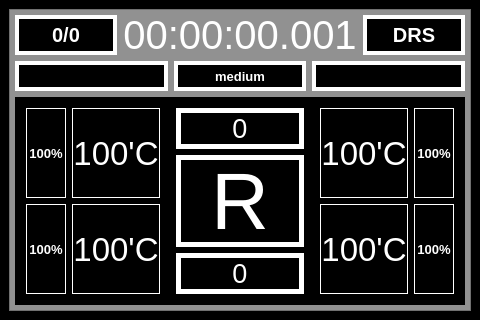
Above: View/pi_ui.ui from TBlueT/RacingWheelMonitor before the change. Below: the same form after it.
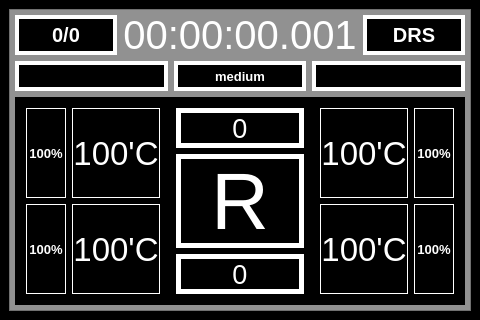
That is the form after the change.

Diff of the .ui file:
```diff
--- a/View/pi_ui.ui
+++ b/View/pi_ui.ui
@@ -139,7 +139,7 @@
                 <property name="maximumSize">
                  <size>
                   <width>16777215</width>
-                  <height>16777215</height>
+                  <height>40</height>
                  </size>
                 </property>
                 <property name="font">
@@ -171,7 +171,7 @@
                 <property name="maximumSize">
                  <size>
                   <width>16777215</width>
-                  <height>16777215</height>
+                  <height>40</height>
                  </size>
                 </property>
                 <property name="font">
```
